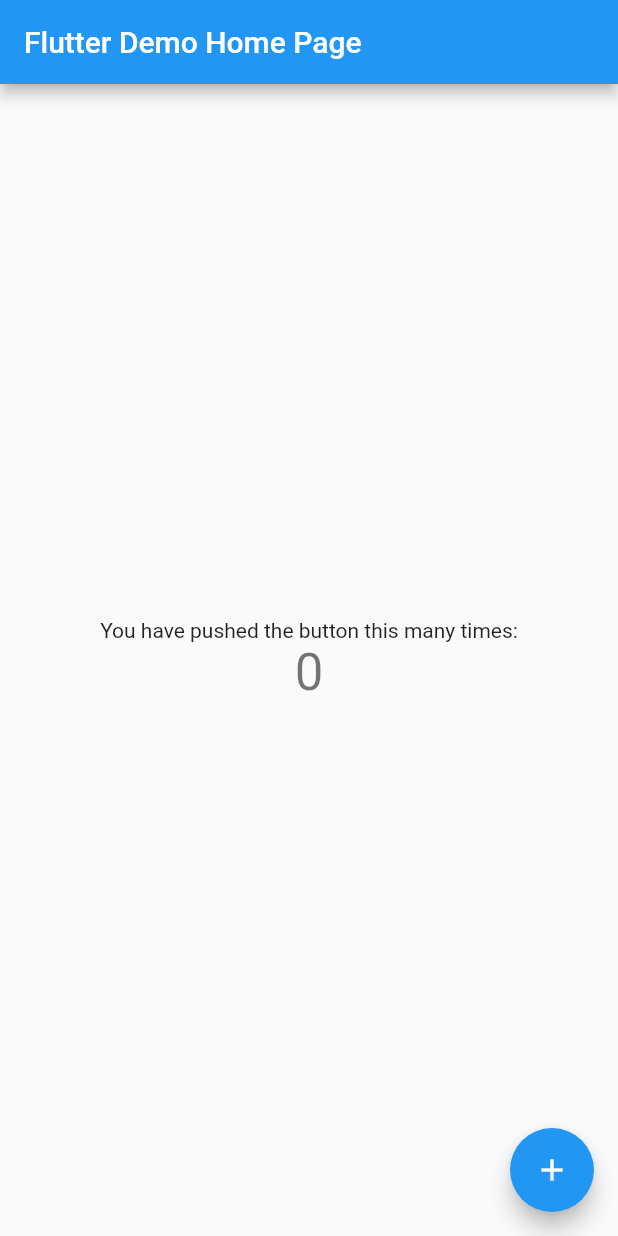
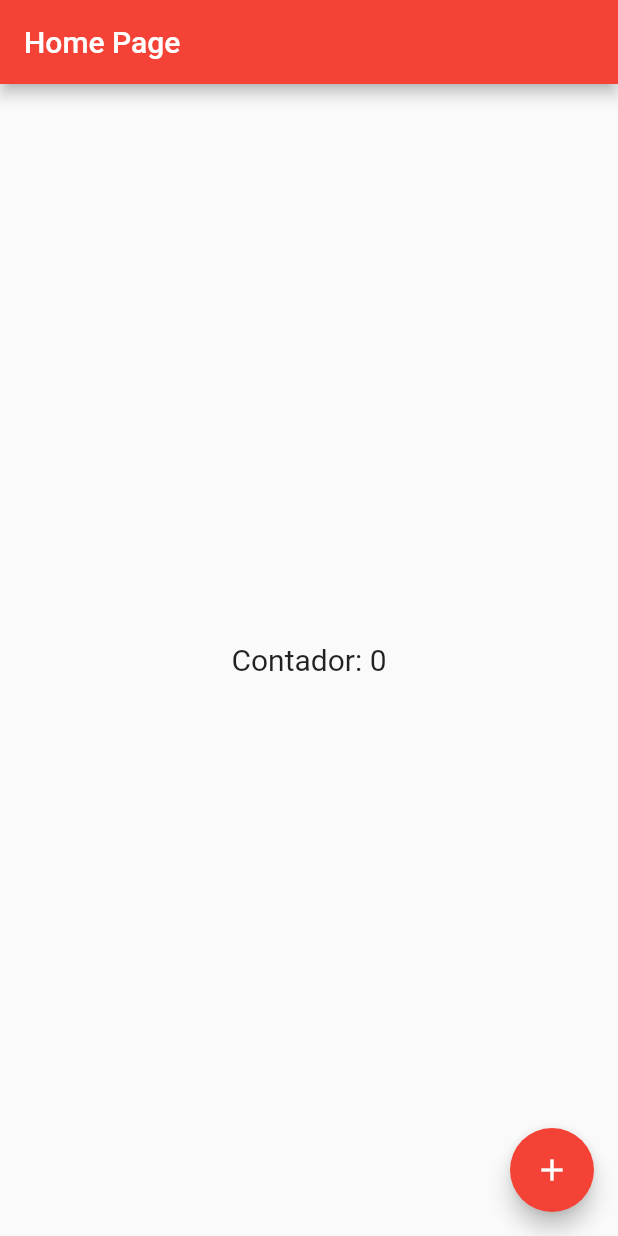
Before and after one commit to gabrielvpbarbosa/flutter, a Flutter app: the screen it shows after launch, on a phone screen of 412 x 824 dp. Run offline on Flutter 3.47's test engine with Material 2 defaults, Android fonts, the phone set to English and light mode, and no system bars.

```diff
--- /dev/null
+++ b/lib/app_widget.dart
@@ -0,0 +1,16 @@
+import 'package:flutter/material.dart';
+import 'home_page.dart';
+
+class AppWidget extends StatelessWidget {
+  final String title;
+
+  const AppWidget({Key? key, required this.title}) : super(key: key);
+
+  @override
+  Widget build(BuildContext context) {
+    return MaterialApp(
+      theme: ThemeData(primarySwatch: Colors.red),
+      home: HomePage(),
+    );
+  }
+}
--- /dev/null
+++ b/lib/home_page.dart
@@ -0,0 +1,36 @@
+import 'package:flutter/material.dart';
+
+class HomePage extends StatefulWidget {
+  @override
+  State<HomePage> createState() {
+    return HomePageState();
+  }
+}
+
+class HomePageState extends State<HomePage> {
+  int counter = 0;
+  @override
+  Widget build(BuildContext context) {
+    return Scaffold(
+      appBar: AppBar(
+        title: Text('Home Page'),
+      ),
+      floatingActionButton: FloatingActionButton(
+        child: Icon(Icons.add),
+        onPressed: () {},
+      ),
+      body: Center(
+          child: GestureDetector(
+        child: Text(
+          'Contador: $counter',
+          style: TextStyle(fontSize: 20),
+        ),
+        onTap: () {
+          setState(() {
+            counter++;
+          });
+        },
+      )),
+    );
+  }
+}
--- a/lib/main.dart
+++ b/lib/main.dart
@@ -1,115 +1,7 @@
 import 'package:flutter/material.dart';
+import 'package:flutter/widgets.dart';
+import 'app_widget.dart';
 
-void main() {
-  runApp(const MyApp());
+main() {
+  runApp(AppWidget(title: 'Fluterando 3'));
 }
-
-class MyApp extends StatelessWidget {
-  const MyApp({super.key});
-
-  // This widget is the root of your application.
-  @override
-  Widget build(BuildContext context) {
-    return MaterialApp(
-      title: 'Flutter Demo',
-      theme: ThemeData(
-        // This is the theme of your application.
-        //
-        // Try running your application with "flutter run". You'll see the
-        // application has a blue toolbar. Then, without quitting the app, try
-        // changing the primarySwatch below to Colors.green and then invoke
-        // "hot reload" (press "r" in the console where you ran "flutter run",
-        // or simply save your changes to "hot reload" in a Flutter IDE).
-        // Notice that the counter didn't reset back to zero; the application
-        // is not restarted.
-        primarySwatch: Colors.blue,
-      ),
-      home: const MyHomePage(title: 'Flutter Demo Home Page'),
-    );
-  }
-}
-
-class MyHomePage extends StatefulWidget {
-  const MyHomePage({super.key, required this.title});
-
-  // This widget is the home page of your application. It is stateful, meaning
-  // that it has a State object (defined below) that contains fields that affect
-  // how it looks.
-
-  // This class is the configuration for the state. It holds the values (in this
-  // case the title) provided by the parent (in this case the App widget) and
-  // used by the build method of the State. Fields in a Widget subclass are
-  // always marked "final".
-
-  final String title;
-
-  @override
-  State<MyHomePage> createState() => _MyHomePageState();
-}
-
-class _MyHomePageState extends State<MyHomePage> {
-  int _counter = 0;
-
-  void _incrementCounter() {
-    setState(() {
-      // This call to setState tells the Flutter framework that something has
-      // changed in this State, which causes it to rerun the build method below
-      // so that the display can reflect the updated values. If we changed
-      // _counter without calling setState(), then the build method would not be
-      // called again, and so nothing would appear to happen.
-      _counter++;
-    });
-  }
-
-  @override
-  Widget build(BuildContext context) {
-    // This method is rerun every time setState is called, for instance as done
-    // by the _incrementCounter method above.
-    //
-    // The Flutter framework has been optimized to make rerunning build methods
-    // fast, so that you can just rebuild anything that needs updating rather
-    // than having to individually change instances of widgets.
-    return Scaffold(
-      appBar: AppBar(
-        // Here we take the value from the MyHomePage object that was created by
-        // the App.build method, and use it to set our appbar title.
-        title: Text(widget.title),
-      ),
-      body: Center(
-        // Center is a layout widget. It takes a single child and positions it
-        // in the middle of the parent.
-        child: Column(
-          // Column is also a layout widget. It takes a list of children and
-          // arranges them vertically. By default, it sizes itself to fit its
-          // children horizontally, and tries to be as tall as its parent.
-          //
-          // Invoke "debug painting" (press "p" in the console, choose the
-          // "Toggle Debug Paint" action from the Flutter Inspector in Android
-          // Studio, or the "Toggle Debug Paint" command in Visual Studio Code)
-          // to see the wireframe for each widget.
-          //
-          // Column has various properties to control how it sizes itself and
-          // how it positions its children. Here we use mainAxisAlignment to
-          // center the children vertically; the main axis here is the vertical
-          // axis because Columns are vertical (the cross axis would be
-          // horizontal).
-          mainAxisAlignment: MainAxisAlignment.center,
-          children: <Widget>[
-            const Text(
-              'You have pushed the button this many times:',
-            ),
-            Text(
-              '$_counter',
-              style: Theme.of(context).textTheme.headline4,
-            ),
-          ],
-        ),
-      ),
-      floatingActionButton: FloatingActionButton(
-        onPressed: _incrementCounter,
-        tooltip: 'Increment',
-        child: const Icon(Icons.add),
-      ), // This trailing comma makes auto-formatting nicer for build methods.
-    );
-  }
-}
```
Also changed, not shown: pipeline_github.yaml (added, +19 -0 lines).
